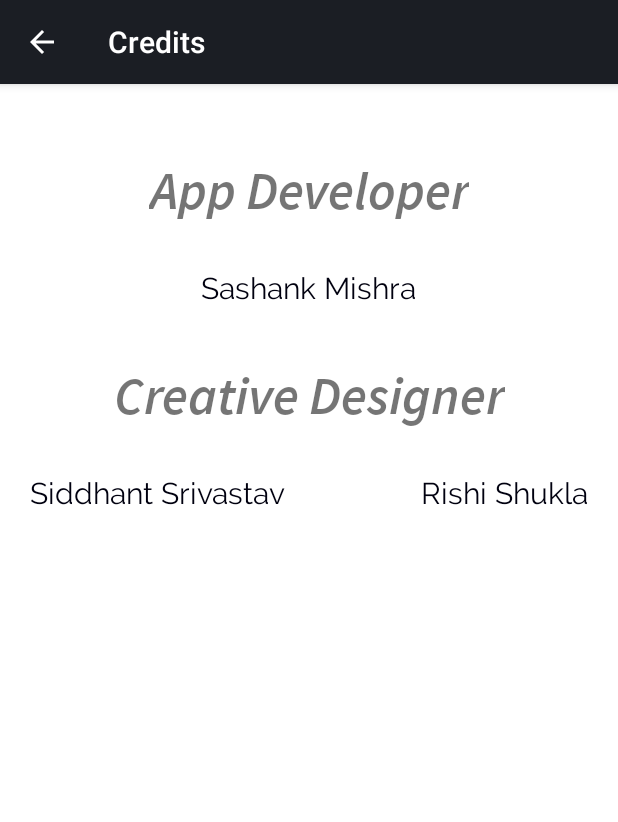
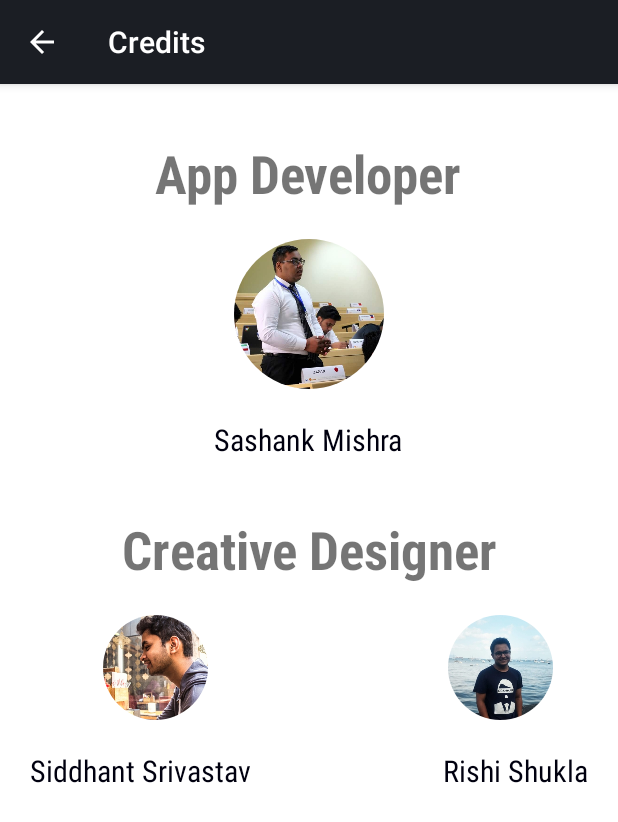
Before and after one commit to IIITA-MUN/mun17-App, an Android app: the screen it shows after launch (DeveloperActivity), in the options menu, after a tap on "Credits", on a phone screen of 412 x 824 dp. Shown: the top 822 px of the screen. Run offline under Robolectric (Android 15) with nearby library versions, the phone set to English and light mode, and no system bars; our stand-ins replace CircleImageView.

Commit message:
Fixes for Landscape view

```diff
--- a/app/src/main/java/com/sashank/iiitamun/Activities/DeveloperActivity.java
+++ b/app/src/main/java/com/sashank/iiitamun/Activities/DeveloperActivity.java
@@ -25,10 +25,10 @@ public class DeveloperActivity extends AppCompatActivity {
         }
 
         Typeface tf = Typeface.createFromAsset(getAssets(),
-                "fonts/Raleway-Regular.ttf");
+                "fonts/RobotoCondensed-Regular.ttf");
 
         Typeface tfb = Typeface.createFromAsset(getAssets(),
-                "fonts/SourceSansPro-SemiboldItalic.ttf");
+                "fonts/RobotoCondensed-Bold.ttf");
 
         ((TextView)findViewById(R.id.tv_app_developer)).setTypeface(tfb);
         ((TextView)findViewById(R.id.tv_app_developer_name)).setTypeface(tf);
--- a/app/src/main/java/com/sashank/iiitamun/Activities/MainActivity.java
+++ b/app/src/main/java/com/sashank/iiitamun/Activities/MainActivity.java
@@ -132,6 +132,13 @@ public class MainActivity extends AppCompatActivity {
     }
 
     @Override
+    protected void onResume() {
+        navigationView.getMenu().getItem(1).setChecked(true);
+        setFragment(homeFragment);
+        super.onResume();
+    }
+
+    @Override
     public boolean onCreateOptionsMenu(Menu menu) {
         getMenuInflater().inflate(R.menu.main , menu);
         return true;
--- a/app/src/main/java/com/sashank/iiitamun/Activities/SplashActivity.java
+++ b/app/src/main/java/com/sashank/iiitamun/Activities/SplashActivity.java
@@ -2,18 +2,18 @@ package com.sashank.iiitamun.Activities;
 
 import android.content.Intent;
 import android.graphics.Typeface;
-import android.icu.text.SimpleDateFormat;
+import java.text.SimpleDateFormat;
 import android.os.Handler;
 import android.support.v7.app.AppCompatActivity;
 import android.os.Bundle;
 import android.util.Log;
 import android.view.View;
-import android.widget.ProgressBar;
 import android.widget.TextView;
 
 import com.sashank.iiitamun.R;
 
 import java.util.Date;
+import java.util.Locale;
 
 public class SplashActivity extends AppCompatActivity {
 
@@ -27,8 +27,7 @@ public class SplashActivity extends AppCompatActivity {
                 "fonts/SourceSansPro-Regular.ttf");
 
         try {
-            SimpleDateFormat dateFormat = new SimpleDateFormat(
-                    "yyyy-MM-dd");
+            SimpleDateFormat dateFormat = new SimpleDateFormat("yyyy-MM-dd", Locale.US);
             // Here Set your Event Date
             Date futureDate = dateFormat.parse("2017-10-07");
             Date currentDate = new Date();
--- a/app/src/main/res/layout/activity_developer.xml
+++ b/app/src/main/res/layout/activity_developer.xml
@@ -1,12 +1,16 @@
 <?xml version="1.0" encoding="utf-8"?>
 
-<LinearLayout
+<ScrollView
     xmlns:android="http://schemas.android.com/apk/res/android"
     xmlns:tools="http://schemas.android.com/tools"
     android:layout_width="match_parent"
     android:layout_height="match_parent"
-        android:orientation="vertical"
     tools:context="com.sashank.iiitamun.Activities.DeveloperActivity">
+
+    <LinearLayout
+        android:layout_width="match_parent"
+        android:layout_height="wrap_content"
+        android:orientation="vertical">
 
         <TextView
             android:layout_width="wrap_content"
@@ -15,8 +19,15 @@
             android:textSize="35sp"
             android:gravity="center"
             android:layout_gravity="center"
-            android:layout_marginTop="48dp"
+            android:layout_marginTop="36dp"
             android:id="@+id/tv_app_developer" />
+
+        <de.hdodenhof.circleimageview.CircleImageView
+            android:layout_width="100dp"
+            android:layout_height="100dp"
+            android:src="@drawable/sashank_eng"
+            android:layout_gravity="center"
+            android:layout_marginTop="20dp"/>
 
         <TextView
             android:layout_width="wrap_content"
@@ -25,7 +36,7 @@
             android:textAlignment="center"
             android:id="@+id/tv_app_developer_name"
             android:textColor="#00000f"
-            android:layout_marginTop="30dp"
+            android:layout_marginTop="20dp"
             android:text="@string/name_developer"
             android:textSize="20sp"/>
 
@@ -44,28 +55,59 @@
             android:layout_height="wrap_content"
             android:layout_marginBottom="30dp">
 
+            <LinearLayout
+                android:layout_width="wrap_content"
+                android:layout_height="wrap_content"
+                android:orientation="vertical"
+                android:layout_alignParentStart="true">
+
+                <de.hdodenhof.circleimageview.CircleImageView
+                    android:layout_width="70dp"
+                    android:layout_height="70dp"
+                    android:src="@drawable/sid"
+                    android:layout_marginStart="20dp"
+                    android:layout_gravity="center"
+                    android:layout_marginTop="20dp"/>
+
                 <TextView
                     android:layout_width="wrap_content"
                     android:layout_height="wrap_content"
-                android:layout_alignParentStart="true"
                     android:id="@+id/tv_creatives_name1"
                     android:layout_marginStart="20dp"
                     android:textSize="20sp"
-                android:layout_marginTop="30dp"
+                    android:layout_marginTop="20dp"
                     android:textColor="#00000f"
                     android:text="@string/name_designer1"/>
+            </LinearLayout>
+
+            <LinearLayout
+                android:layout_width="wrap_content"
+                android:layout_height="wrap_content"
+                android:orientation="vertical"
+                android:layout_alignParentEnd="true">
+
+                <de.hdodenhof.circleimageview.CircleImageView
+                    android:layout_width="70dp"
+                    android:layout_height="70dp"
+                    android:src="@drawable/rishi"
+                    android:layout_marginEnd="20dp"
+                    android:layout_marginTop="20dp"
+                    android:layout_gravity="center"/>
 
                 <TextView
                     android:layout_width="wrap_content"
                     android:layout_height="wrap_content"
                     android:id="@+id/tv_creatives_name2"
-                android:layout_alignParentEnd="true"
                     android:textSize="20sp"
-                android:layout_marginTop="30dp"
+                    android:layout_marginTop="20dp"
                     android:layout_marginEnd="20dp"
                     android:textColor="#00000f"
                     android:text="@string/name_designer2"/>
 
+            </LinearLayout>
+
         </RelativeLayout>
 
     </LinearLayout>
+
+</ScrollView>
--- a/app/src/main/res/layout/activity_main.xml
+++ b/app/src/main/res/layout/activity_main.xml
@@ -22,6 +22,7 @@
         android:layout_width="match_parent"
         android:layout_height="wrap_content"
         android:layout_gravity="bottom"
+        android:background="@drawable/nav_button_custom_bg"
         app:itemIconTint="@drawable/nav_button_custom_icon"
         app:itemTextColor="@drawable/nav_button_custom_icon"
         app:itemBackground="@drawable/nav_button_custom_bg"
--- a/app/src/main/res/layout/activity_splash.xml
+++ b/app/src/main/res/layout/activity_splash.xml
@@ -11,8 +11,7 @@
         android:layout_width="wrap_content"
         android:layout_height="wrap_content"
         android:src="@drawable/loader_screen"
-        android:gravity="center"
-        android:layout_gravity="center_vertical" />
+        android:layout_centerInParent="true"/>
 
     <TextView
          android:layout_width="match_parent"
@@ -23,6 +22,7 @@
          android:layout_marginBottom="90dp"
          android:textColor="@android:color/white"
          android:textSize="20sp"
+        android:layout_centerInParent="true"
         android:layout_alignParentBottom="true"
         android:layout_alignParentEnd="true" />
 
--- a/app/src/main/res/layout/res_detail_sheet.xml
+++ b/app/src/main/res/layout/res_detail_sheet.xml
@@ -1,9 +1,14 @@
 <?xml version="1.0" encoding="utf-8"?>
-<LinearLayout xmlns:android="http://schemas.android.com/apk/res/android"
+<ScrollView
+    xmlns:android="http://schemas.android.com/apk/res/android"
     xmlns:tools="http://schemas.android.com/tools"
+    android:layout_width="match_parent"
+    android:layout_height="match_parent">
+
+    <LinearLayout
         android:orientation="vertical"
         android:layout_width="match_parent"
-    android:layout_height="match_parent"
+        android:layout_height="wrap_content"
         android:padding="16dp">
 
         <LinearLayout
@@ -126,3 +131,5 @@
         </LinearLayout>
 
     </LinearLayout>
+
+</ScrollView>
--- a/app/src/main/res/menu/main.xml
+++ b/app/src/main/res/menu/main.xml
@@ -4,24 +4,23 @@
 
     <item android:id="@+id/locate_us"
         android:icon="@drawable/locate_us"
-        android:title="Locate Us"
+        android:title="@string/menu_locate"
         app:showAsAction="ifRoom"
         android:orderInCategory="1"
         android:menuCategory="secondary"/>
-
     <item android:id="@+id/rate_us"
         android:icon="@drawable/rate_us"
-        android:title="Rate Us"
+        android:title="@string/menu_rate"
         app:showAsAction="ifRoom"
         android:orderInCategory="1"
         android:menuCategory="secondary"/>
     <item android:id="@+id/web"
-        android:title="Web"
+        android:title="@string/menu_web"
         app:showAsAction="never"
         android:orderInCategory="1"
         android:menuCategory="secondary"/>
     <item android:id="@+id/credits"
-        android:title="Credits"
+        android:title="@string/menu_credits"
         app:showAsAction="never"
         android:orderInCategory="1"
         android:menuCategory="secondary"/>
--- a/app/src/main/res/values/strings.xml
+++ b/app/src/main/res/values/strings.xml
@@ -47,6 +47,10 @@ Integer tincidunt. Cras dapibus. Vivamus elementum semper nisi. Aenean vulputate
     <string name="title_designer">Creative Designer</string>
     <string name="name_designer1">Siddhant Srivastav</string>
     <string name="name_designer2">Rishi Shukla</string>
+    <string name="menu_locate">Locate Us</string>
+    <string name="menu_rate">Rate Us</string>
+    <string name="menu_web">Web</string>
+    <string name="menu_credits">Credits</string>
 
 
 </resources>
```
Also changed, not shown: app/src/main/ic_resources_black_24dp-web.png (deleted), app/src/main/ic_secretariat_black-web.png (deleted), app/src/main/res/drawable-hdpi/locate_us.png (added), app/src/main/res/drawable-hdpi/rate_us.png (added), app/src/main/res/drawable/dhvith.jpg, app/src/main/res/drawable/locate_us.png (deleted), app/src/main/res/drawable/rate_us.png (deleted). Lines whose indentation alone changed are shown as unchanged.
